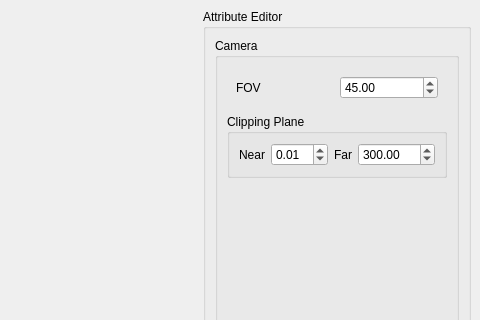
HangNguyenRpd/TheRollingBall, file RollingGame/ui/Mainwindow.ui: the form before one commit; both pictures show x 618 to 1098 and y 0 to 320 of the 1098 by 681 pixel window.
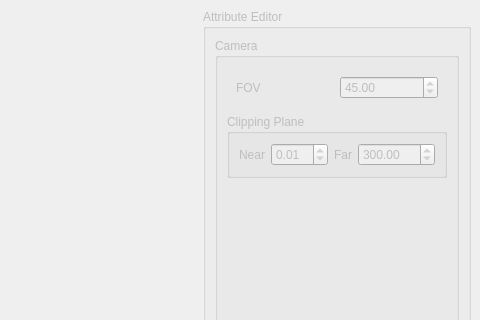
The form after the commit.

```diff
--- a/RollingGame/ui/Mainwindow.ui
+++ b/RollingGame/ui/Mainwindow.ui
@@ -2,6 +2,9 @@
 <ui version="4.0">
  <class>MainWindow</class>
  <widget class="QMainWindow" name="MainWindow">
+  <property name="enabled">
+   <bool>true</bool>
+  </property>
   <property name="geometry">
    <rect>
     <x>0</x>
@@ -14,9 +17,18 @@
    <string>Radio</string>
   </property>
   <widget class="QWidget" name="centralwidget">
+   <property name="enabled">
+    <bool>true</bool>
+   </property>
+   <property name="mouseTracking">
+    <bool>true</bool>
+   </property>
    <layout class="QGridLayout" name="gridLayout">
     <item row="1" column="3">
      <widget class="QGroupBox" name="AttributeBox">
+      <property name="enabled">
+       <bool>false</bool>
+      </property>
       <property name="font">
        <font>
         <weight>50</weight>
@@ -61,6 +73,12 @@
              </item>
              <item row="0" column="1">
               <widget class="QDoubleSpinBox" name="NearCp">
+               <property name="enabled">
+                <bool>false</bool>
+               </property>
+               <property name="readOnly">
+                <bool>false</bool>
+               </property>
                <property name="keyboardTracking">
                 <bool>false</bool>
                </property>
@@ -71,6 +89,9 @@
              </item>
              <item row="0" column="3">
               <widget class="QDoubleSpinBox" name="FarCp">
+               <property name="enabled">
+                <bool>false</bool>
+               </property>
                <property name="keyboardTracking">
                 <bool>false</bool>
                </property>
@@ -97,6 +118,9 @@
              </item>
              <item row="0" column="1">
               <widget class="QDoubleSpinBox" name="CameraFOVInput">
+               <property name="enabled">
+                <bool>false</bool>
+               </property>
                <property name="keyboardTracking">
                 <bool>false</bool>
                </property>
```
